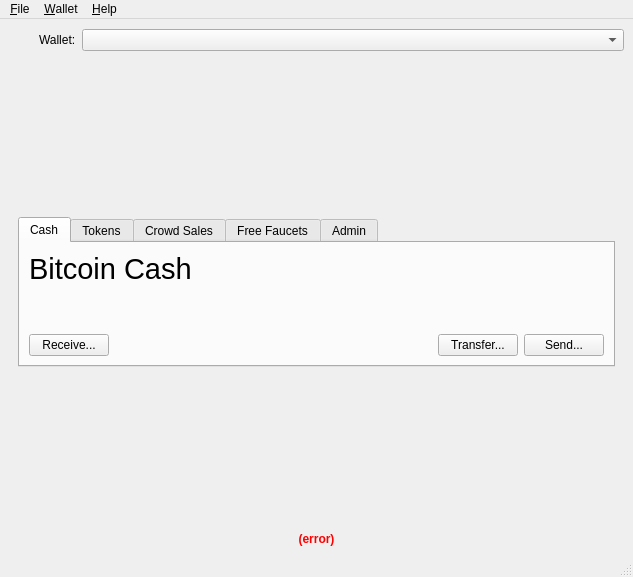
Old version of the form ag/orbit/gui/qt/main.ui in the repository AlphaGriffin/orbit-gui.
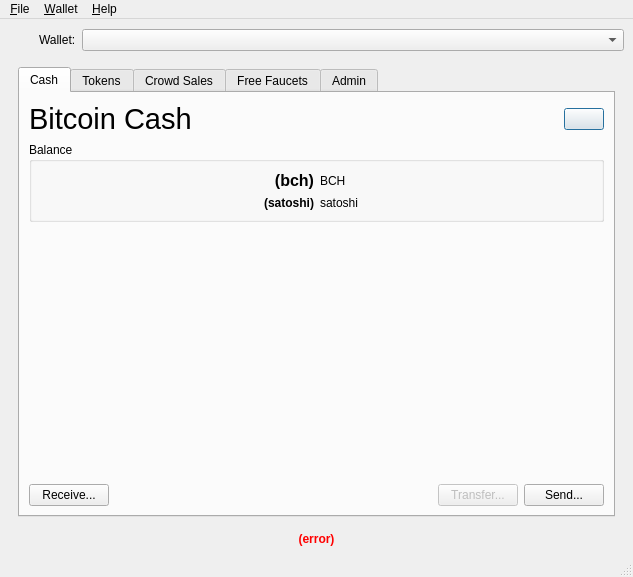
New version of the form. The open tabs and pages were chosen to show the change. Icons and pictures are not drawn.

Commit message: BCH balance and receive are functional.

Patch:
```diff
--- a/ag/orbit/gui/qt/main.ui
+++ b/ag/orbit/gui/qt/main.ui
@@ -71,26 +71,26 @@
       </item>
      </layout>
     </item>
-    <item>
-     <spacer name="verticalSpacer">
-      <property name="orientation">
-       <enum>Qt::Vertical</enum>
-      </property>
-      <property name="sizeHint" stdset="0">
-       <size>
-        <width>20</width>
-        <height>40</height>
-       </size>
-      </property>
-     </spacer>
-    </item>
     <item>
      <widget class="QStackedWidget" name="main">
       <property name="currentIndex">
-       <number>0</number>
+       <number>1</number>
       </property>
       <widget class="QWidget" name="splash">
        <layout class="QVBoxLayout" name="verticalLayout_3">
+        <item>
+         <spacer name="verticalSpacer">
+          <property name="orientation">
+           <enum>Qt::Vertical</enum>
+          </property>
+          <property name="sizeHint" stdset="0">
+           <size>
+            <width>20</width>
+            <height>40</height>
+           </size>
+          </property>
+         </spacer>
+        </item>
         <item>
          <widget class="QLabel" name="label_4">
           <property name="font">
@@ -137,6 +137,19 @@
           </property>
          </widget>
         </item>
+        <item>
+         <spacer name="verticalSpacer_2">
+          <property name="orientation">
+           <enum>Qt::Vertical</enum>
+          </property>
+          <property name="sizeHint" stdset="0">
+           <size>
+            <width>20</width>
+            <height>40</height>
+           </size>
+          </property>
+         </spacer>
+        </item>
        </layout>
       </widget>
       <widget class="QWidget" name="page_2">
@@ -152,15 +165,105 @@
            </attribute>
            <layout class="QVBoxLayout" name="verticalLayout_2">
             <item>
-             <widget class="QLabel" name="label_6">
-              <property name="font">
-               <font>
-                <pointsize>22</pointsize>
-               </font>
+             <layout class="QHBoxLayout" name="horizontalLayout_3">
+              <item>
+               <widget class="QLabel" name="label_6">
+                <property name="font">
+                 <font>
+                  <pointsize>22</pointsize>
+                 </font>
+                </property>
+                <property name="text">
+                 <string>Bitcoin Cash</string>
+                </property>
+               </widget>
+              </item>
+              <item>
+               <spacer name="horizontalSpacer_2">
+                <property name="orientation">
+                 <enum>Qt::Horizontal</enum>
+                </property>
+                <property name="sizeHint" stdset="0">
+                 <size>
+                  <width>40</width>
+                  <height>20</height>
+                 </size>
+                </property>
+               </spacer>
+              </item>
+              <item>
+               <widget class="QPushButton" name="refreshCashButton">
+                <property name="text">
+                 <string/>
+                </property>
+                <property name="icon">
+                 <iconset resource="icons.qrc">
+                  <normaloff>:/icons/refresh.png</normaloff>:/icons/refresh.png</iconset>
+                </property>
+                <property name="autoDefault">
+                 <bool>true</bool>
+                </property>
+                <property name="default">
+                 <bool>true</bool>
+                </property>
+               </widget>
+              </item>
+             </layout>
+            </item>
+            <item>
+             <widget class="QGroupBox" name="groupBox">
+              <property name="title">
+               <string>Balance</string>
               </property>
-              <property name="text">
-               <string>Bitcoin Cash</string>
-              </property>
+              <layout class="QGridLayout" name="gridLayout">
+               <item row="0" column="1">
+                <widget class="QLabel" name="label_8">
+                 <property name="text">
+                  <string>BCH</string>
+                 </property>
+                </widget>
+               </item>
+               <item row="0" column="0">
+                <widget class="QLabel" name="bch">
+                 <property name="font">
+                  <font>
+                   <pointsize>12</pointsize>
+                   <weight>75</weight>
+                   <bold>true</bold>
+                  </font>
+                 </property>
+                 <property name="text">
+                  <string>(bch)</string>
+                 </property>
+                 <property name="alignment">
+                  <set>Qt::AlignRight|Qt::AlignTrailing|Qt::AlignVCenter</set>
+                 </property>
+                </widget>
+               </item>
+               <item row="1" column="0">
+                <widget class="QLabel" name="satoshi">
+                 <property name="font">
+                  <font>
+                   <weight>75</weight>
+                   <bold>true</bold>
+                  </font>
+                 </property>
+                 <property name="text">
+                  <string>(satoshi)</string>
+                 </property>
+                 <property name="alignment">
+                  <set>Qt::AlignRight|Qt::AlignTrailing|Qt::AlignVCenter</set>
+                 </property>
+                </widget>
+               </item>
+               <item row="1" column="1">
+                <widget class="QLabel" name="label_9">
+                 <property name="text">
+                  <string>satoshi</string>
+                 </property>
+                </widget>
+               </item>
+              </layout>
              </widget>
             </item>
             <item>
@@ -179,7 +282,7 @@
             <item>
              <layout class="QHBoxLayout" name="horizontalLayout_2">
               <item>
-               <widget class="QPushButton" name="pushButton">
+               <widget class="QPushButton" name="receiveCashButton">
                 <property name="text">
                  <string>Receive...</string>
                 </property>
@@ -200,13 +303,16 @@
               </item>
               <item>
                <widget class="QPushButton" name="pushButton_2">
+                <property name="enabled">
+                 <bool>false</bool>
+                </property>
                 <property name="text">
                  <string>Transfer...</string>
                 </property>
                </widget>
               </item>
               <item>
-               <widget class="QPushButton" name="pushButton_3">
+               <widget class="QPushButton" name="sendCashButton">
                 <property name="text">
                  <string>Send...</string>
                 </property>
@@ -242,19 +348,6 @@
       </widget>
      </widget>
     </item>
-    <item>
-     <spacer name="verticalSpacer_2">
-      <property name="orientation">
-       <enum>Qt::Vertical</enum>
-      </property>
-      <property name="sizeHint" stdset="0">
-       <size>
-        <width>20</width>
-        <height>40</height>
-       </size>
-      </property>
-     </spacer>
-    </item>
     <item>
      <widget class="QLabel" name="error">
       <property name="font">
```
Left out of the diff: 8 changed lines with no effect on the pictures. The commit also changes 24 other files.
